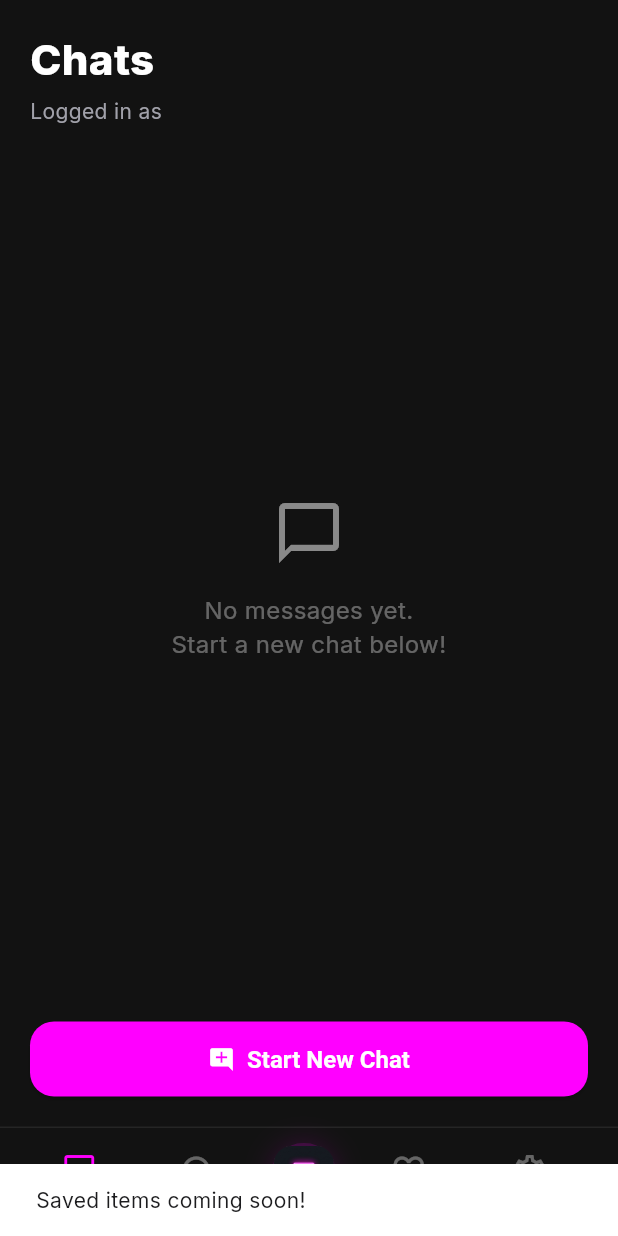
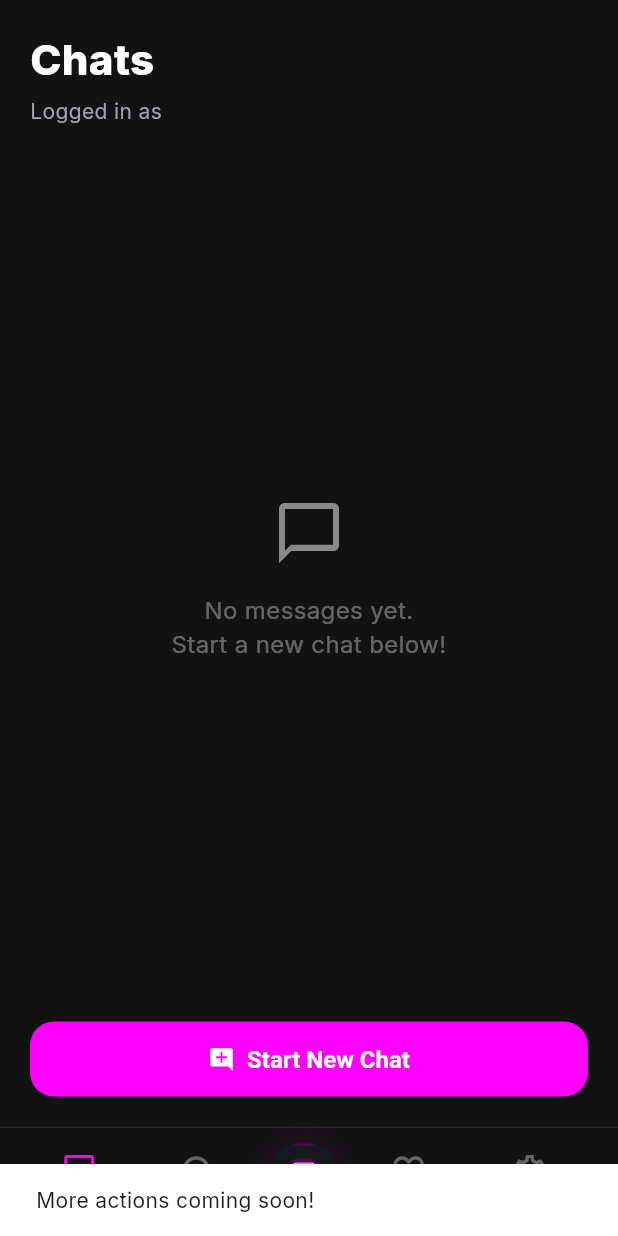
Before and after one commit to bobbygenerik/zubia, a Flutter app: the HomeScreen screen opened by its route, item 3 of the bottom bar chosen, on a phone screen of 412 x 824 dp. Run offline on Flutter 3.47's test engine with Material 3 defaults, Android fonts, the phone set to English and light mode, and no system bars; our stand-ins replace go_router, google_fonts, just_audio, permission_handler, shared_preferences; missing offline and left inert: record; accounts and stored records are empty; network calls fail.

Commit message:
🎨 Palette: Add feedback to disabled Walkie-Talkie mic & placeholder Logo buttons
💡 What:
- Added a `SnackBar` and light haptic feedback to the `_MicButton` when tapped (instead of long-pressed) in Walkie-Talkie mode to guide users on the correct interaction.
- Wrapped the central `ZubiaLogo` in `history_screen.dart` and `home_screen.dart` with `Semantics`, `Tooltip`, and `GestureDetector` to provide a "More actions coming soon!" `SnackBar` when tapped.

🎯 Why:
- To adhere to the "Feedback for Placeholder UI" UX learning: Buttons that do nothing confuse users. A simple `SnackBar` transforms a "broken" interaction into a helpful status update.
- To improve accessibility and user experience by explicitly guiding users on how to use the Walkie-Talkie mic, rather than leaving the `onTap` handler `null`.

♿ Accessibility:
- Added semantic roles (`button: true`) and labels to the interactive `ZubiaLogo` containers for screen readers.
- Added explicit visual feedback (tooltips and snackbars) to previously silent UI states.

Co-authored-by: bobbygenerik <215436269+bobbygenerik@users.noreply.github.com>

```diff
--- a/zubia/lib/screens/home_screen.dart
+++ b/zubia/lib/screens/home_screen.dart
@@ -317,7 +317,21 @@ class _BottomNav extends StatelessWidget {
               active: currentIndex == 1,
               onTap: () => context.go('/history'),
             ),
-            Container(
+            Semantics(
+              button: true,
+              label: 'More actions',
+              child: Tooltip(
+                message: 'More actions',
+                child: GestureDetector(
+                  onTap: () {
+                    ScaffoldMessenger.of(context).showSnackBar(
+                      const SnackBar(
+                        content: Text('More actions coming soon!'),
+                        duration: Duration(seconds: 2),
+                      ),
+                    );
+                  },
+                  child: Container(
                     width: 44,
                     height: 44,
                     margin: const EdgeInsets.only(bottom: 8),
@@ -335,7 +349,14 @@ class _BottomNav extends StatelessWidget {
                         ),
                       ],
                     ),
-              child: const SizedBox(width: 36, height: 36, child: ZubiaLogo()),
+                    child: const SizedBox(
+                      width: 36,
+                      height: 36,
+                      child: ZubiaLogo(),
+                    ),
+                  ),
+                ),
+              ),
             ),
             ZubiaNavItem(
               icon: Icons.favorite_outline,
```
Also changed, not shown: zubia/lib/screens/chat_screen.dart (+9 -1 lines), zubia/lib/screens/history_screen.dart (+23 -2 lines). Lines whose indentation alone changed are shown as unchanged.
